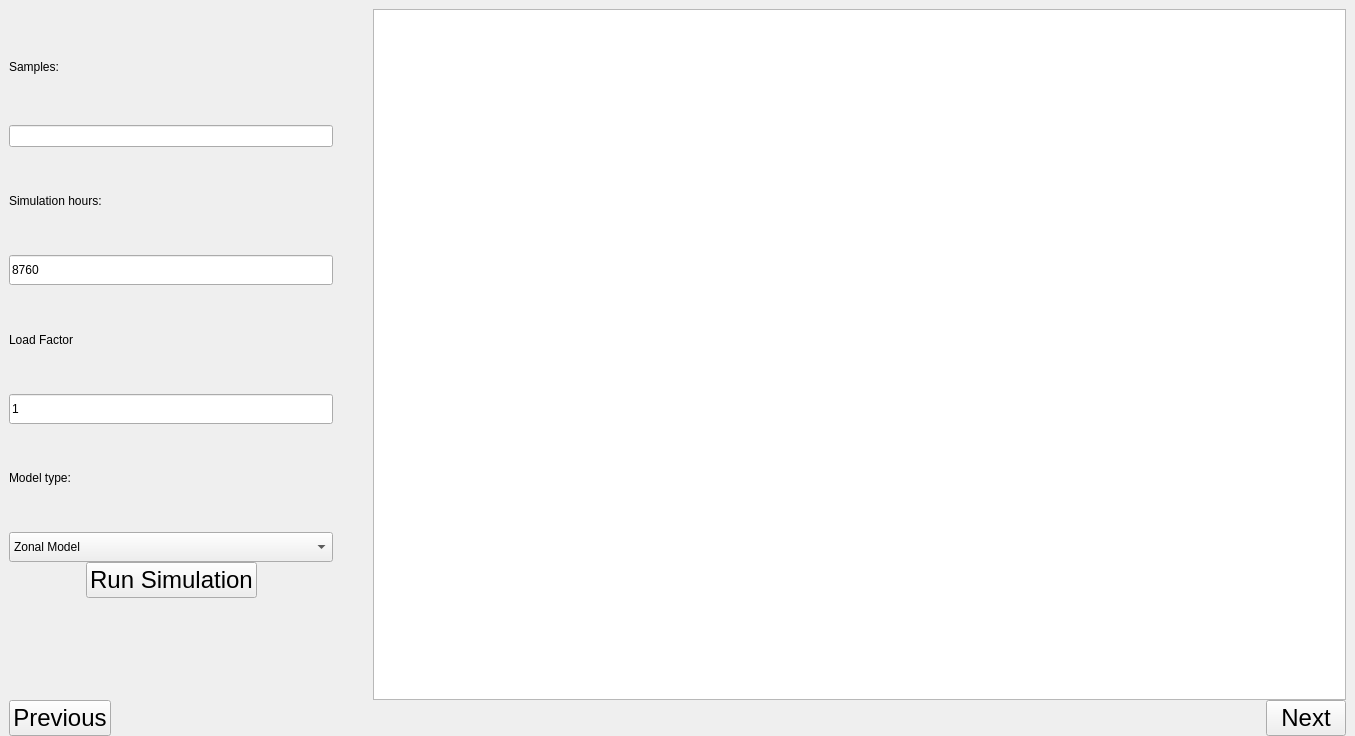
This is progress/App/simulation/ui/sim_gui.ui in sandialabs/snl-progress as Qt 5 draws it before an edit. The edited form follows.
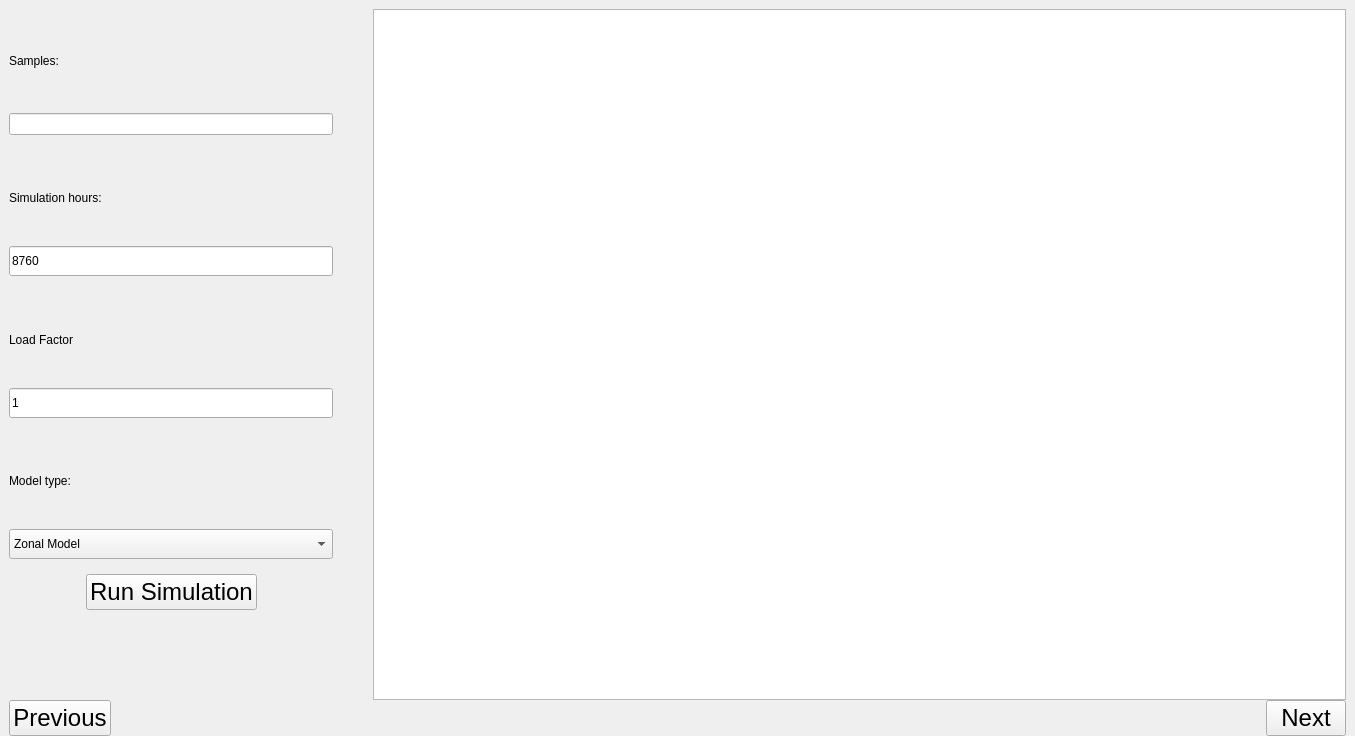
This is the edited form.

Patch:
```diff
--- a/progress/App/simulation/ui/sim_gui.ui
+++ b/progress/App/simulation/ui/sim_gui.ui
@@ -13,6 +13,9 @@
   <property name="windowTitle">
    <string>Form</string>
   </property>
+  <property name="styleSheet">
+   <string notr="true"/>
+  </property>
   <layout class="QVBoxLayout" name="verticalLayout">
    <property name="spacing">
     <number>0</number>
@@ -90,7 +93,7 @@
            </property>
            <layout class="QVBoxLayout" name="verticalLayout_26">
             <property name="spacing">
-             <number>0</number>
+             <number>15</number>
             </property>
             <property name="leftMargin">
              <number>0</number>
```
Left out of the diff: 8 changed lines with no effect on the pictures.
